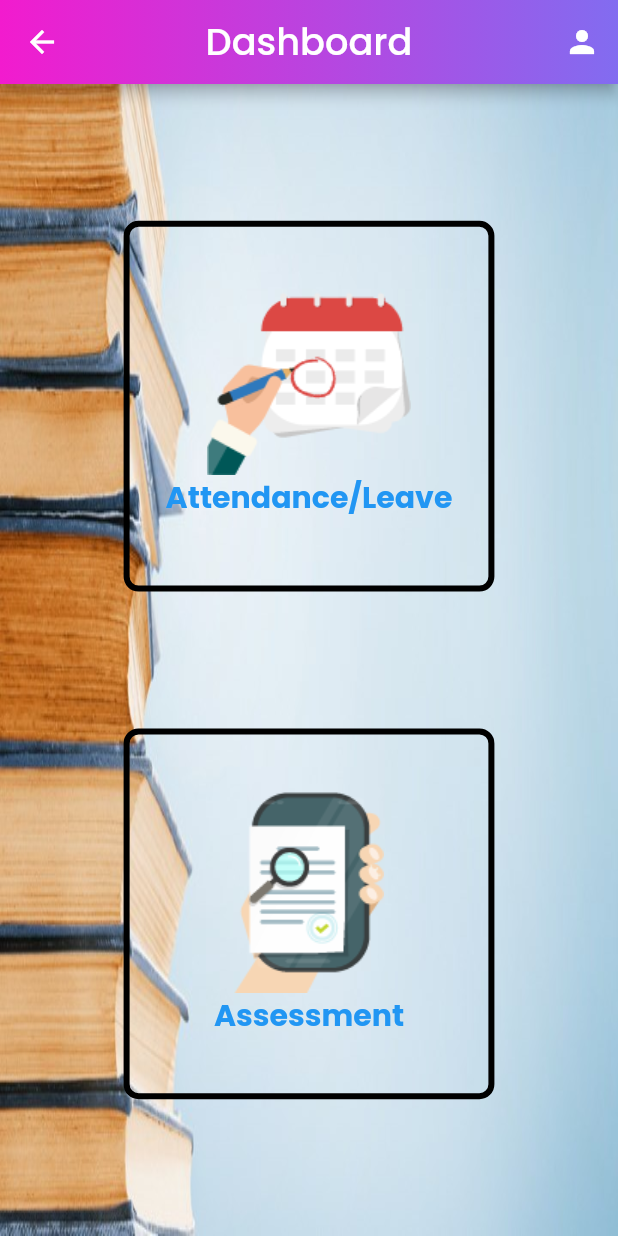
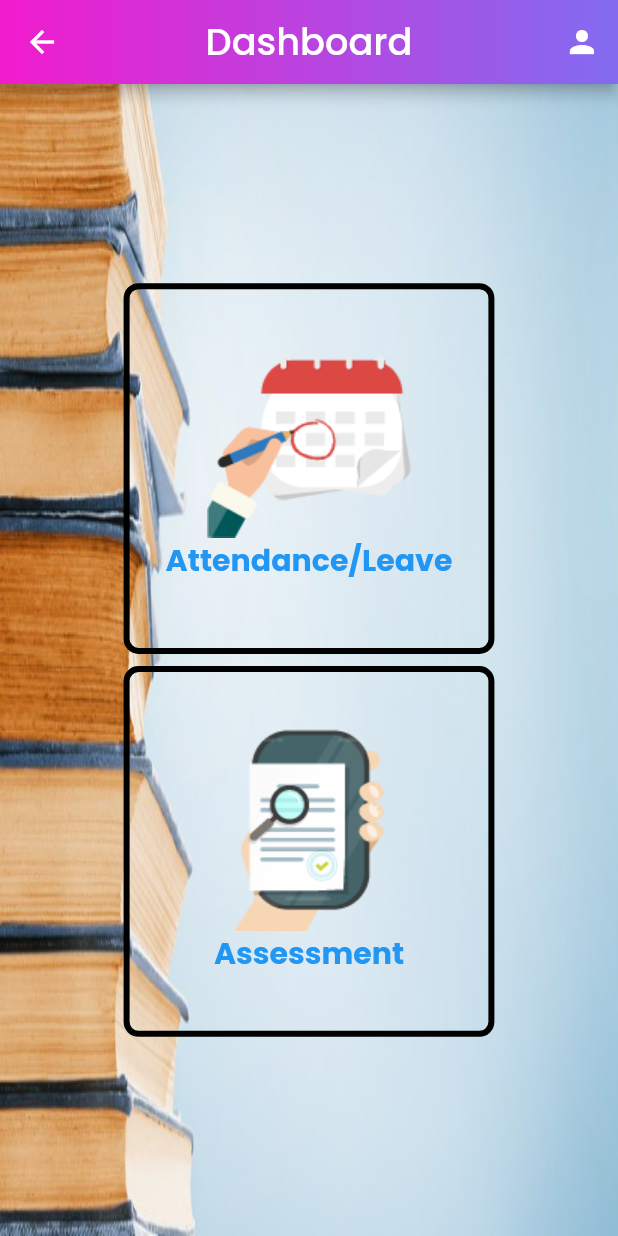
Before and after one commit to Sadja18/school, a Flutter app: the Dashboard screen opened by its route, on a phone screen of 412 x 824 dp. Run offline on Flutter 3.47's test engine with Material 2 defaults, Android fonts, the phone set to English and light mode, and no system bars; our stand-ins replace image_picker, sqflite, syncfusion_flutter_calendar; missing offline and left inert: table_sticky_headers; accounts and stored records are empty; project files that could hold a hidden picture were left out.

```diff
--- a/lib/screens/dashboard.dart
+++ b/lib/screens/dashboard.dart
@@ -252,7 +252,7 @@ class _DashboardState extends State<Dashboard> {
                       // DBProvider.db.dynamicRead(
                       //     "Select * FROM TeacherLeaveRequest;", []);
 
-                      fetchLeaveTypeAndRequests();
+                      // fetchLeaveTypeAndRequests();
                       // Navigator.of(context).pushNamed(PaceAssessmentScreen.routeName );
                     },
                     child: const Text('Test'),
@@ -274,8 +274,10 @@ class _DashboardState extends State<Dashboard> {
           ),
           color: Colors.white,
         ),
+        child: SingleChildScrollView(
+          scrollDirection: Axis.vertical,
           child: Column(
-          mainAxisAlignment: MainAxisAlignment.spaceEvenly,
+            mainAxisAlignment: MainAxisAlignment.spaceBetween,
             children: [
               Container(
                 decoration: BoxDecoration(
@@ -285,6 +287,9 @@ class _DashboardState extends State<Dashboard> {
                   borderRadius: BorderRadius.circular(
                     10.0,
                   ),
+                ),
+                margin: const EdgeInsets.only(
+                  bottom: 4.0,
                 ),
                 width: MediaQuery.of(context).size.width * 0.60,
                 height: MediaQuery.of(context).size.height * 0.30,
@@ -319,6 +324,9 @@ class _DashboardState extends State<Dashboard> {
                     10.0,
                   ),
                 ),
+                margin: const EdgeInsets.only(
+                  top: 4.0,
+                ),
                 width: MediaQuery.of(context).size.width * 0.60,
                 height: MediaQuery.of(context).size.height * 0.30,
                 child: TextButton(
@@ -346,6 +354,7 @@ class _DashboardState extends State<Dashboard> {
             ],
           ),
         ),
+      ),
     );
   }
 }
```
Also changed, not shown: lib/services/database_handler.dart (+5 -2 lines), lib/services/helper_db.dart (+8 -0 lines), lib/services/request_handler.dart (+39 -35 lines). Lines whose indentation alone changed are shown as unchanged.
